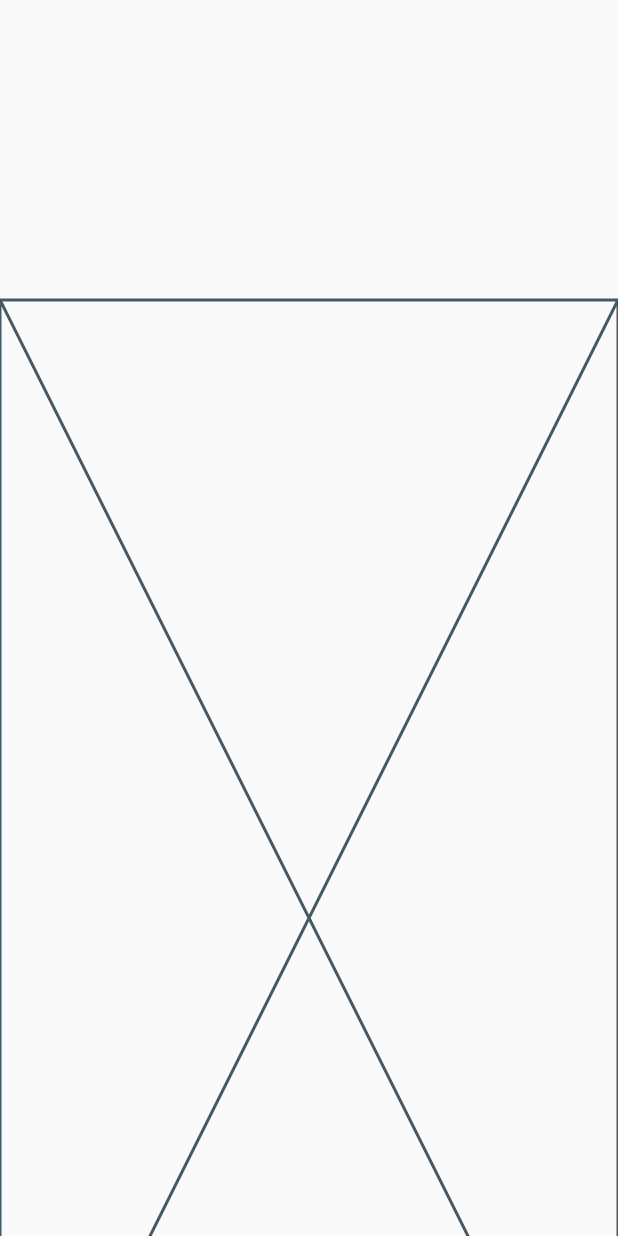
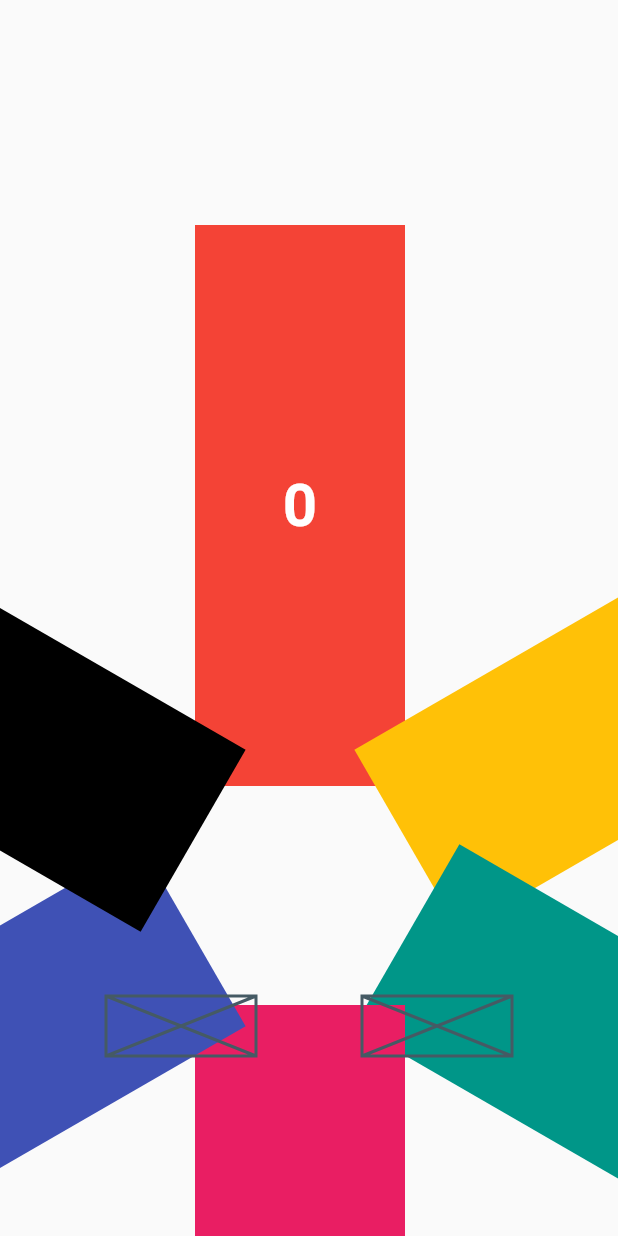
Before and after one commit to MegaJoon/flutter_jan_2020, a Flutter app: the screen it shows after launch, on a phone screen of 412 x 824 dp. Run offline on Flutter 3.47's test engine with Material 2 defaults, Android fonts, the phone set to English and light mode, and no system bars; our stand-ins replace dots_indicator.

Commit message:
ChooseCharacterApp, not finish
ChooseCharacterApp, not finish

```diff
--- a/flutter_jan_2020/lib/0103/choose_character_app.dart
+++ b/flutter_jan_2020/lib/0103/choose_character_app.dart
@@ -1,3 +1,5 @@
+import 'dart:math';
+
 import 'package:flutter/material.dart';
 
 // https://www.instagram.com/p/B1yZ_jEgc_I/?igshid=1ko34i9ovlbbr
@@ -8,14 +10,71 @@ class ChooseCharacterApp extends StatefulWidget {
 }
 
 class _ChooseCharacterAppState extends State<ChooseCharacterApp> {
-  // page controller
-  PageController _pageController;
+  // list view index
+  int _currentIndex = 3;
 
-  int _currentIndex = 3;
+  List<Color> _colors = [Colors.red, Colors.amber, Colors.teal, Colors.pink, Colors.indigo, Colors.black];
+
+  // return offset Function
+  _positionXY(int index){
+    double boxWidth = 140.0 * index;
+
+    switch (index) {
+      case 0:
+        return Offset(0.0, 0.0);
+        break;
+
+      case 1:
+        return Offset(60.0 - boxWidth, 30.0);
+        break;
+
+      case 2:
+        return Offset(60.0 - boxWidth, 80.0);
+        break;
+
+      case 3:
+        return Offset(0.0 - boxWidth, 120.0);
+        break;
+
+      case 4:
+        return Offset(-60.0 - boxWidth, 80.0);
+        break;
+
+      case 5:
+        return Offset(-60.0 - boxWidth, 30.0);
+        break;
+    }
+  }
+
+  // list view controller
+  ScrollController _scrollController;
+
+  // animate list view
+  _scrollPage(bool direction){
+    setState(() {
+      direction? _currentIndex++ : _currentIndex--;
+      _scrollController.animateTo(
+        direction? 100.0 : -100.0,
+        duration: Duration(seconds: 2),
+        curve: Curves.fastLinearToSlowEaseIn,
+      );
+    });
+  }
+
   @override
   void initState() {
-    _pageController = PageController(initialPage: _currentIndex, viewportFraction: 0.20);
+    _scrollController = ScrollController()
+    ..addListener((){
+      setState(() {
+      });
+    });
     super.initState();
+  }
+
+  @override
+  void dispose() {
+    _scrollController?.dispose();
+    super.dispose();
   }
 
   @override
@@ -23,13 +82,86 @@ class _ChooseCharacterAppState extends State<ChooseCharacterApp> {
     return Scaffold(
       body: Stack(
         children: <Widget>[
-          //
+          // container
           Positioned(
-            top: 200.0,
+            top: 150.0,
+            left: -150.0,
+            right: -500.0,
+            bottom: -100.0,
+            // list view
+            child: ListView.builder(
+              scrollDirection: Axis.horizontal,
+              itemCount: _colors.length,
+              shrinkWrap: true,
+              padding: EdgeInsets.only(left: 280.0),
+              physics: NeverScrollableScrollPhysics(),
+              controller: _scrollController,
+              itemBuilder: (context, index){
+                return Transform.translate(
+                  offset: _positionXY(index),
+                  child: Transform.rotate(
+                    angle: pi * index / 3,
+                    child: Container(
+                      margin: EdgeInsets.only(bottom: 400.0),
+                      width: 140.0,
+                      color: _colors[index],
+                      child: Center(
+                        child: Text(index.toString(),
+                          style: TextStyle(
+                            fontSize: 40.0,
+                            color: Colors.white,
+                            fontWeight: FontWeight.bold,
+                          ),
+                        ),
+                      ),
+                    ),
+                  ),
+                );
+              },
+            ),
+          ),
+
+          // center btn
+          Positioned(
+            bottom: 120.0,
             left: 0,
             right: 0,
-            bottom: -200.0,
-            child: Placeholder(),
+            child: Container(
+              height: 40.0,
+              child: Row(
+                crossAxisAlignment: CrossAxisAlignment.center,
+                mainAxisAlignment: MainAxisAlignment.spaceEvenly,
+                children: <Widget>[
+                  // prev btn
+                  InkWell(
+                    onTap: (){
+                      print("prev btn");
+                      _scrollPage(false);
+                      print("index = $_currentIndex");
+                    },
+                    child: Container(
+                      height: 40.0,
+                      width: 100.0,
+                      child: Placeholder(),
+                    ),
+                  ),
+
+                  // next btn
+                  InkWell(
+                    onTap: (){
+                      print("next btn");
+                      _scrollPage(true);
+                      print("index = $_currentIndex");
+                    },
+                    child: Container(
+                      height: 40.0,
+                      width: 100.0,
+                      child: Placeholder(),
+                    ),
+                  ),
+                ],
+              ),
+            ),
           ),
         ],
       ),
```
